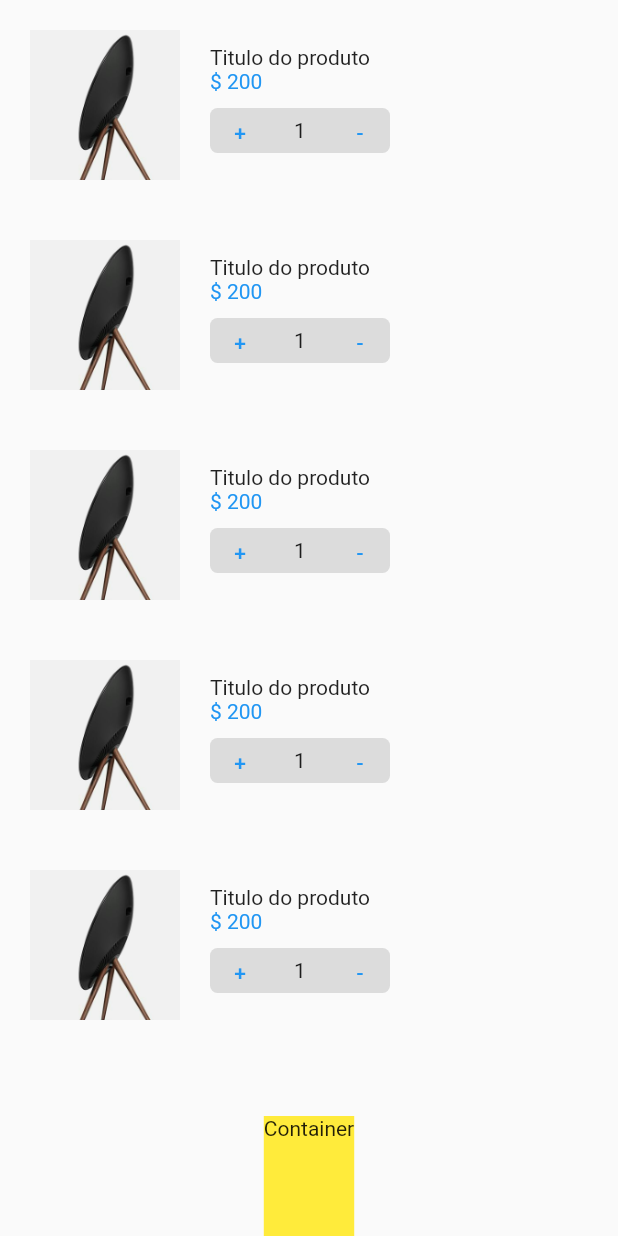
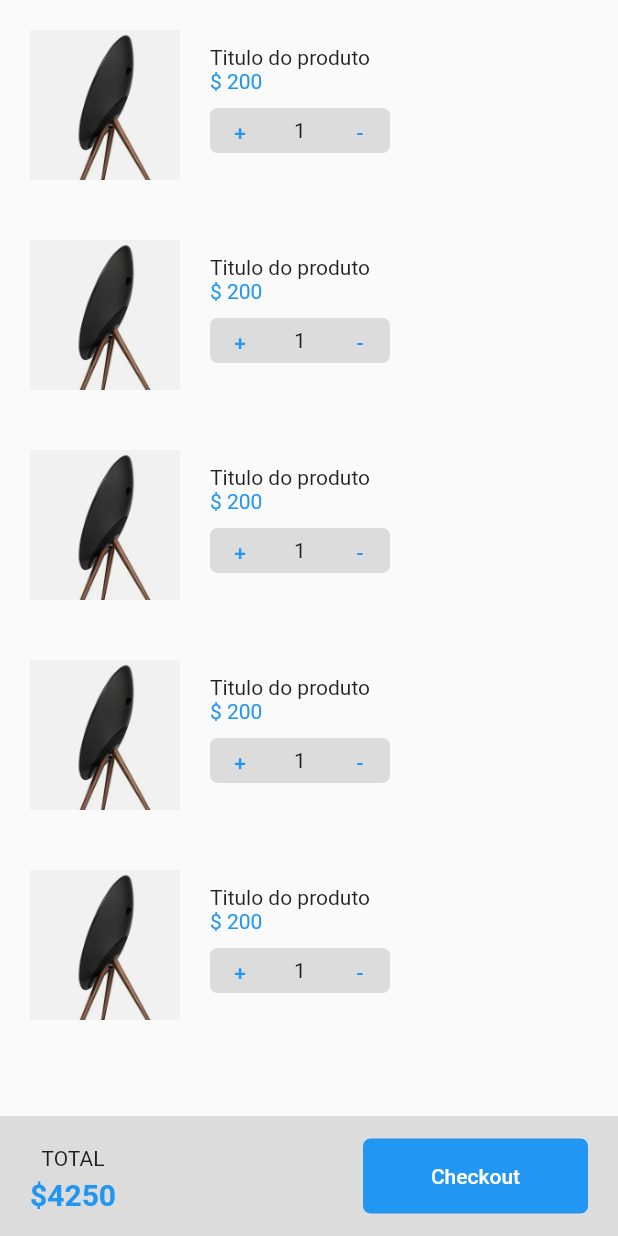
Before and after one commit to thiago-miranda/Flutter-Layout, a Flutter app: the screen it shows after launch, on a phone screen of 412 x 824 dp. Run offline on Flutter 3.47's test engine with Material 2 defaults, Android fonts, the phone set to English and light mode, and no system bars.

Commit message:
Checkout

```diff
--- a/lib/pages/cart.page.dart
+++ b/lib/pages/cart.page.dart
@@ -16,8 +16,49 @@ class CartPage extends StatelessWidget {
           ),
           Container(
             height: 80,
-            color: Colors.yellow,
-            child: const Text("Container"),
+            color: Colors.black12,
+            child: Row(
+              mainAxisAlignment: MainAxisAlignment.spaceBetween,
+              children: [
+                Padding(
+                  padding: const EdgeInsets.only(left: 20, top: 20),
+                  child: Column(
+                    mainAxisAlignment: MainAxisAlignment.start,
+                    children: const [
+                      Text("TOTAL"),
+                      SizedBox(height: 5),
+                      Text(
+                        "\$4250",
+                        style: TextStyle(
+                          color: Colors.blue,
+                          fontWeight: FontWeight.bold,
+                          fontSize: 20,
+                        ),
+                      ),
+                    ],
+                  ),
+                ),
+                Container(
+                  height: 50,
+                  width: 150,
+                  decoration: const BoxDecoration(
+                    color: Colors.blue,
+                    borderRadius: BorderRadius.all(
+                      Radius.circular(5),
+                    ),
+                  ),
+                  margin: const EdgeInsets.only(right: 20.0),
+                  child: TextButton(
+                    onPressed: () => {},
+                      child: const Text(
+                    "Checkout",
+                    style: TextStyle(
+                      color: Colors.white,
+                    ),
+                  )),
+                ),
+              ],
+            ),
           ),
         ],
       ),
```
